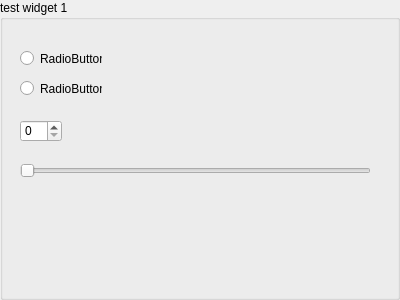
Before: the Qt Designer form FilterChainGui/testwidget_1.ui in toxa-svr/OpencvFilters, drawn with Qt 5.
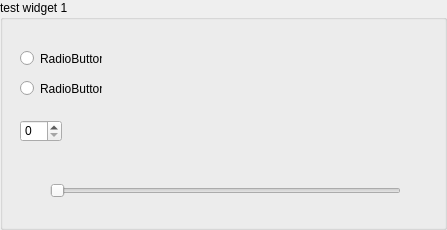
After: the same form once the commit is applied.

Commit message: Dialog for Item

Diff of the .ui file:
```diff
--- a/FilterChainGui/testwidget_1.ui
+++ b/FilterChainGui/testwidget_1.ui
@@ -6,10 +6,16 @@
    <rect>
     <x>0</x>
     <y>0</y>
-    <width>400</width>
-    <height>300</height>
+    <width>447</width>
+    <height>230</height>
    </rect>
   </property>
+  <property name="sizePolicy">
+   <sizepolicy hsizetype="Fixed" vsizetype="Fixed">
+    <horstretch>0</horstretch>
+    <verstretch>0</verstretch>
+   </sizepolicy>
+  </property>
   <property name="windowTitle">
    <string>GroupBox</string>
   </property>
@@ -55,8 +61,8 @@
   <widget class="QSlider" name="horizontalSlider">
    <property name="geometry">
     <rect>
-     <x>20</x>
-     <y>160</y>
+     <x>50</x>
+     <y>180</y>
      <width>351</width>
      <height>22</height>
     </rect>
```
The commit also changes 4 other files.
